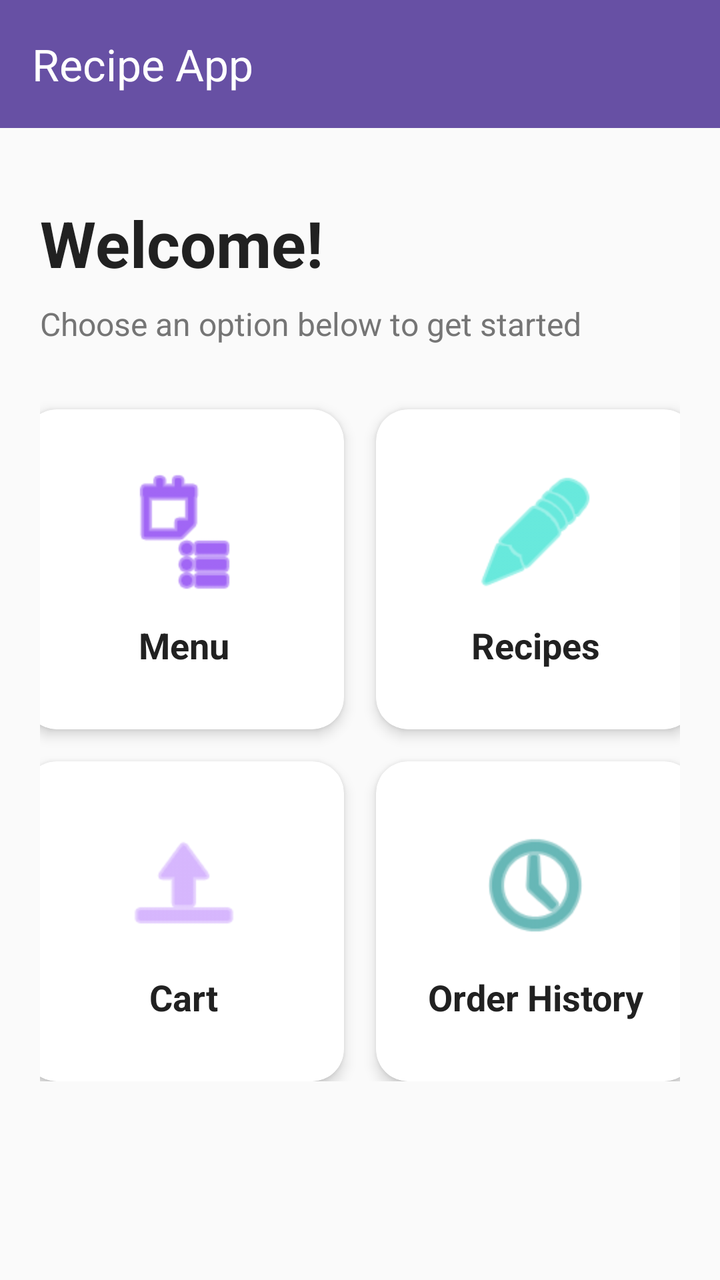
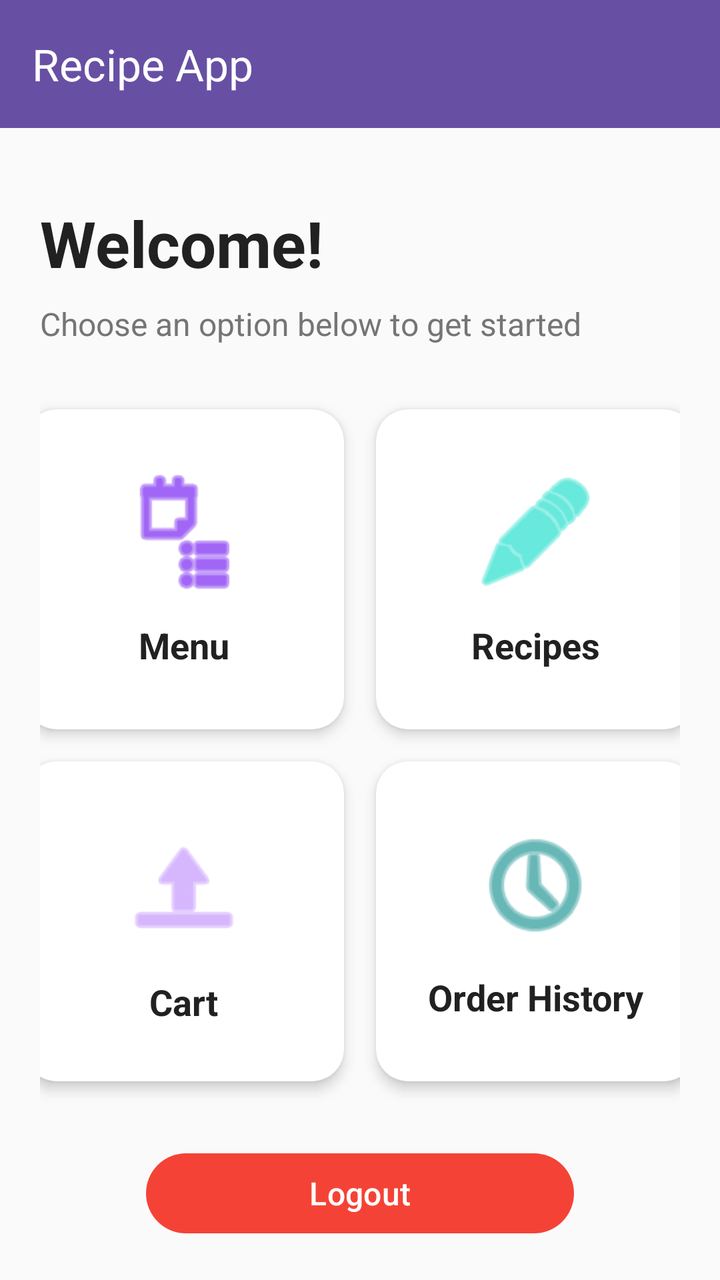

An Android layout rendered at two revisions. The XML below is the earlier revision; the diff shows what the commit changed to produce the second picture.
<!-- AndroidManifest.xml: application theme Theme.MyApplication_MainMenu1 -->
<!-- res/layout/activity_main.xml -->
<?xml version="1.0" encoding="utf-8"?>
<androidx.coordinatorlayout.widget.CoordinatorLayout xmlns:android="http://schemas.android.com/apk/res/android"
    xmlns:app="http://schemas.android.com/apk/res-auto"
    android:layout_width="match_parent"
    android:layout_height="match_parent"
    android:background="@color/background">

    <com.google.android.material.appbar.AppBarLayout
        android:layout_width="match_parent"
        android:layout_height="wrap_content"
        android:theme="@style/ThemeOverlay.AppCompat.Dark.ActionBar"
        android:elevation="0dp">

        <com.google.android.material.appbar.MaterialToolbar
            android:id="@+id/toolbar"
            android:layout_width="match_parent"
            android:layout_height="?attr/actionBarSize"
            android:background="?attr/colorPrimary"
            app:title="@string/app_name"
            app:titleTextColor="@color/white" />

    </com.google.android.material.appbar.AppBarLayout>

    <androidx.core.widget.NestedScrollView
        android:layout_width="match_parent"
        android:layout_height="match_parent"
        app:layout_behavior="@string/appbar_scrolling_view_behavior">

        <androidx.constraintlayout.widget.ConstraintLayout
            android:layout_width="match_parent"
            android:layout_height="wrap_content"
            android:padding="20dp">

            <TextView
                android:id="@+id/tvWelcome"
                android:layout_width="0dp"
                android:layout_height="wrap_content"
                android:text="Welcome!"
                android:textSize="32sp"
                android:textStyle="bold"
                android:textColor="@color/text_primary"
                android:layout_marginTop="16dp"
                app:layout_constraintTop_toTopOf="parent"
                app:layout_constraintStart_toStartOf="parent"
                app:layout_constraintEnd_toEndOf="parent" />

            <TextView
                android:id="@+id/tvSubtitle"
                android:layout_width="0dp"
                android:layout_height="wrap_content"
                android:text="Choose an option below to get started"
                android:textSize="16sp"
                android:textColor="@color/text_secondary"
                android:layout_marginTop="8dp"
                app:layout_constraintTop_toBottomOf="@id/tvWelcome"
                app:layout_constraintStart_toStartOf="parent"
                app:layout_constraintEnd_toEndOf="parent" />

            
            <com.google.android.material.card.MaterialCardView
                android:id="@+id/cardMenu"
                android:layout_width="0dp"
                android:layout_height="160dp"
                android:layout_marginTop="32dp"
                android:layout_marginEnd="8dp"
                app:cardCornerRadius="16dp"
                app:cardElevation="4dp"
                app:strokeWidth="0dp"
                app:cardBackgroundColor="@color/surface"
                android:foreground="?attr/selectableItemBackgroundBorderless"
                app:layout_constraintTop_toBottomOf="@id/tvSubtitle"
                app:layout_constraintStart_toStartOf="parent"
                app:layout_constraintEnd_toStartOf="@+id/cardRecipes"
                app:layout_constraintDimensionRatio="1:1">

                <LinearLayout
                    android:layout_width="match_parent"
                    android:layout_height="match_parent"
                    android:gravity="center"
                    android:orientation="vertical"
                    android:padding="16dp">

                    <ImageView
                        android:layout_width="64dp"
                        android:layout_height="64dp"
                        android:src="@android:drawable/ic_menu_agenda"
                        android:tint="@color/primary"
                        android:contentDescription="@string/menu" />

                    <TextView
                        android:layout_width="wrap_content"
                        android:layout_height="wrap_content"
                        android:layout_marginTop="12dp"
                        android:text="@string/menu"
                        android:textSize="18sp"
                        android:textStyle="bold"
                        android:textColor="@color/text_primary" />
                </LinearLayout>

            </com.google.android.material.card.MaterialCardView>

            
            <com.google.android.material.card.MaterialCardView
                android:id="@+id/cardRecipes"
                android:layout_width="0dp"
                android:layout_height="160dp"
                android:layout_marginTop="32dp"
                android:layout_marginStart="8dp"
                app:cardCornerRadius="16dp"
                app:cardElevation="4dp"
                app:strokeWidth="0dp"
                app:cardBackgroundColor="@color/surface"
                android:foreground="?attr/selectableItemBackgroundBorderless"
                app:layout_constraintTop_toBottomOf="@id/tvSubtitle"
                app:layout_constraintStart_toEndOf="@id/cardMenu"
                app:layout_constraintEnd_toEndOf="parent"
                app:layout_constraintDimensionRatio="1:1">

                <LinearLayout
                    android:layout_width="match_parent"
                    android:layout_height="match_parent"
                    android:gravity="center"
                    android:orientation="vertical"
                    android:padding="16dp">

                    <ImageView
                        android:layout_width="64dp"
                        android:layout_height="64dp"
                        android:src="@android:drawable/ic_menu_edit"
                        android:tint="@color/accent"
                        android:contentDescription="@string/recipes" />

                    <TextView
                        android:layout_width="wrap_content"
                        android:layout_height="wrap_content"
                        android:layout_marginTop="12dp"
                        android:text="@string/recipes"
                        android:textSize="18sp"
                        android:textStyle="bold"
                        android:textColor="@color/text_primary" />
                </LinearLayout>

            </com.google.android.material.card.MaterialCardView>

            
            <com.google.android.material.card.MaterialCardView
                android:id="@+id/cardCart"
                android:layout_width="0dp"
                android:layout_height="160dp"
                android:layout_marginTop="16dp"
                android:layout_marginEnd="8dp"
                app:cardCornerRadius="16dp"
                app:cardElevation="4dp"
                app:strokeWidth="0dp"
                app:cardBackgroundColor="@color/surface"
                android:foreground="?attr/selectableItemBackgroundBorderless"
                app:layout_constraintTop_toBottomOf="@id/cardMenu"
                app:layout_constraintStart_toStartOf="parent"
                app:layout_constraintEnd_toStartOf="@+id/cardHistory"
                app:layout_constraintDimensionRatio="1:1">

                <RelativeLayout
                    android:layout_width="match_parent"
                    android:layout_height="match_parent"
                    android:padding="16dp">

                    <LinearLayout
                        android:layout_width="match_parent"
                        android:layout_height="match_parent"
                        android:gravity="center"
                        android:orientation="vertical">

                        <ImageView
                            android:id="@+id/ivCartIcon"
                            android:layout_width="64dp"
                            android:layout_height="64dp"
                            android:src="@android:drawable/ic_menu_upload"
                            android:tint="@color/primary_light"
                            android:contentDescription="@string/cart" />

                        <TextView
                            android:layout_width="wrap_content"
                            android:layout_height="wrap_content"
                            android:layout_marginTop="12dp"
                            android:text="@string/cart"
                            android:textSize="18sp"
                            android:textStyle="bold"
                            android:textColor="@color/text_primary" />
                    </LinearLayout>

                    <TextView
                        android:id="@+id/tvCartBadge"
                        android:layout_width="24dp"
                        android:layout_height="24dp"
                        android:layout_alignTop="@id/ivCartIcon"
                        android:layout_alignEnd="@id/ivCartIcon"
                        android:layout_marginEnd="-8dp"
                        android:layout_marginTop="-8dp"
                        android:background="@drawable/badge_background"
                        android:gravity="center"
                        android:text="0"
                        android:textColor="@color/white"
                        android:textSize="12sp"
                        android:textStyle="bold"
                        android:visibility="gone" />
                </RelativeLayout>

            </com.google.android.material.card.MaterialCardView>

            
            <com.google.android.material.card.MaterialCardView
                android:id="@+id/cardHistory"
                android:layout_width="0dp"
                android:layout_height="160dp"
                android:layout_marginTop="16dp"
                android:layout_marginStart="8dp"
                app:cardCornerRadius="16dp"
                app:cardElevation="4dp"
                app:strokeWidth="0dp"
                app:cardBackgroundColor="@color/surface"
                android:foreground="?attr/selectableItemBackgroundBorderless"
                app:layout_constraintTop_toBottomOf="@id/cardRecipes"
                app:layout_constraintStart_toEndOf="@id/cardCart"
                app:layout_constraintEnd_toEndOf="parent"
                app:layout_constraintDimensionRatio="1:1">

                <LinearLayout
                    android:layout_width="match_parent"
                    android:layout_height="match_parent"
                    android:gravity="center"
                    android:orientation="vertical"
                    android:padding="16dp">

                    <ImageView
                        android:layout_width="64dp"
                        android:layout_height="64dp"
                        android:src="@android:drawable/ic_menu_recent_history"
                        android:tint="@color/accent_dark"
                        android:contentDescription="@string/order_history" />

                    <TextView
                        android:layout_width="wrap_content"
                        android:layout_height="wrap_content"
                        android:layout_marginTop="12dp"
                        android:text="@string/order_history"
                        android:textSize="18sp"
                        android:textStyle="bold"
                        android:textColor="@color/text_primary" />
                </LinearLayout>

            </com.google.android.material.card.MaterialCardView>

        </androidx.constraintlayout.widget.ConstraintLayout>

    </androidx.core.widget.NestedScrollView>

</androidx.coordinatorlayout.widget.CoordinatorLayout>
<!-- resources referenced by this layout -->
<resources>
  <color name="accent">#03DAC5</color>
  <color name="accent_dark">#018786</color>
  <color name="background">#FAFAFA</color>
  <color name="primary">#6200EE</color>
  <color name="primary_light">#BB86FC</color>
  <color name="surface">#FFFFFF</color>
  <color name="text_primary">#212121</color>
  <color name="text_secondary">#757575</color>
  <color name="white">#FFFFFFFF</color>
  <!-- drawable badge_background (drawable) -->
  <?xml version="1.0" encoding="utf-8"?>
  <shape xmlns:android="http://schemas.android.com/apk/res/android"
      android:shape="oval">
      <solid android:color="@color/error" />
      <size
          android:width="24dp"
          android:height="24dp" />
  </shape>
  <string name="app_name">Recipe App</string>
  <string name="cart">Cart</string>
  <string name="menu">Menu</string>
  <string name="order_history">Order History</string>
  <string name="recipes">Recipes</string>
  <style name="Theme.MyApplication_MainMenu1" parent="Base.Theme.MyApplication_MainMenu1" />
  <color name="error">#F44336</color>
  <style name="Base.Theme.MyApplication_MainMenu1" parent="Theme.Material3.DayNight.NoActionBar">
          
          
      </style>
</resources>

<!-- the commit's change to res/layout/activity_main.xml (unified diff, before → after) -->
@@ -35,7 +35,7 @@
                 android:id="@+id/tvWelcome"
                 android:layout_width="0dp"
                 android:layout_height="wrap_content"
-                android:text="Welcome!"
+                android:text="@string/welcome"
                 android:textSize="32sp"
                 android:textStyle="bold"
                 android:textColor="@color/text_primary"
@@ -48,7 +48,7 @@
                 android:id="@+id/tvSubtitle"
                 android:layout_width="0dp"
                 android:layout_height="wrap_content"
-                android:text="Choose an option below to get started"
+                android:text="@string/choose_an_option_below_to_get_started"
                 android:textSize="16sp"
                 android:textColor="@color/text_secondary"
                 android:layout_marginTop="8dp"
@@ -84,8 +84,8 @@
                         android:layout_width="64dp"
                         android:layout_height="64dp"
                         android:src="@android:drawable/ic_menu_agenda"
-                        android:tint="@color/primary"
-                        android:contentDescription="@string/menu" />
+                        android:contentDescription="@string/menu"
+                        app:tint="@color/primary" />
 
                     <TextView
                         android:layout_width="wrap_content"
@@ -127,7 +127,7 @@
                         android:layout_width="64dp"
                         android:layout_height="64dp"
                         android:src="@android:drawable/ic_menu_edit"
-                        android:tint="@color/accent"
+                        app:tint="@color/accent"
                         android:contentDescription="@string/recipes" />
 
                     <TextView
@@ -168,37 +168,35 @@
                         android:layout_width="match_parent"
                         android:layout_height="match_parent"
                         android:gravity="center"
-                        android:orientation="vertical">
+                        android:orientation="vertical"
+                        android:padding="16dp">
 
                         <ImageView
-                            android:id="@+id/ivCartIcon"
                             android:layout_width="64dp"
                             android:layout_height="64dp"
+                            android:contentDescription="@string/cart"
                             android:src="@android:drawable/ic_menu_upload"
-                            android:tint="@color/primary_light"
-                            android:contentDescription="@string/cart" />
+                            app:tint="@color/primary_light" />
 
                         <TextView
                             android:layout_width="wrap_content"
                             android:layout_height="wrap_content"
                             android:layout_marginTop="12dp"
                             android:text="@string/cart"
+                            android:textColor="@color/text_primary"
                             android:textSize="18sp"
-                            android:textStyle="bold"
-                            android:textColor="@color/text_primary" />
+                            android:textStyle="bold" />
                     </LinearLayout>
 
                     <TextView
                         android:id="@+id/tvCartBadge"
                         android:layout_width="24dp"
                         android:layout_height="24dp"
-                        android:layout_alignTop="@id/ivCartIcon"
-                        android:layout_alignEnd="@id/ivCartIcon"
                         android:layout_marginEnd="-8dp"
                         android:layout_marginTop="-8dp"
                         android:background="@drawable/badge_background"
                         android:gravity="center"
-                        android:text="0"
+                        android:text="@string/_0"
                         android:textColor="@color/white"
                         android:textSize="12sp"
                         android:textStyle="bold"
@@ -235,7 +233,7 @@
                         android:layout_width="64dp"
                         android:layout_height="64dp"
                         android:src="@android:drawable/ic_menu_recent_history"
-                        android:tint="@color/accent_dark"
+                        app:tint="@color/accent_dark"
                         android:contentDescription="@string/order_history" />
 
                     <TextView
@@ -250,6 +248,23 @@
 
             </com.google.android.material.card.MaterialCardView>
 
+            <com.google.android.material.button.MaterialButton
+                android:id="@+id/btnLogout"
+                android:layout_width="214dp"
+                android:layout_height="48dp"
+                android:layout_marginTop="32dp"
+                android:layout_marginBottom="24dp"
+                android:text="@string/logout"
+                android:textAllCaps="false"
+                android:textColor="@color/white"
+                android:textSize="16sp"
+                app:backgroundTint="@color/error"
+                app:cornerRadius="24dp"
+                app:layout_constraintBottom_toBottomOf="parent"
+                app:layout_constraintEnd_toEndOf="parent"
+                app:layout_constraintStart_toStartOf="parent"
+                app:layout_constraintTop_toBottomOf="@id/cardHistory" />
+
         </androidx.constraintlayout.widget.ConstraintLayout>
 
     </androidx.core.widget.NestedScrollView>
<!-- resource entries referenced after the edit -->
@@ -3,6 +3,7 @@
   <color name="accent">#03DAC5</color>
   <color name="accent_dark">#018786</color>
   <color name="background">#FAFAFA</color>
+  <color name="error">#F44336</color>
   <color name="primary">#6200EE</color>
   <color name="primary_light">#BB86FC</color>
   <color name="surface">#FFFFFF</color>
@@ -18,13 +19,16 @@
           android:width="24dp"
           android:height="24dp" />
   </shape>
+  <string name="_0">0</string>
   <string name="app_name">Recipe App</string>
   <string name="cart">Cart</string>
+  <string name="choose_an_option_below_to_get_started">Choose an option below to get started</string>
+  <string name="logout">Logout</string>
   <string name="menu">Menu</string>
   <string name="order_history">Order History</string>
   <string name="recipes">Recipes</string>
+  <string name="welcome">Welcome!</string>
   <style name="Theme.MyApplication_MainMenu1" parent="Base.Theme.MyApplication_MainMenu1" />
-  <color name="error">#F44336</color>
   <style name="Base.Theme.MyApplication_MainMenu1" parent="Theme.Material3.DayNight.NoActionBar">
           
           
